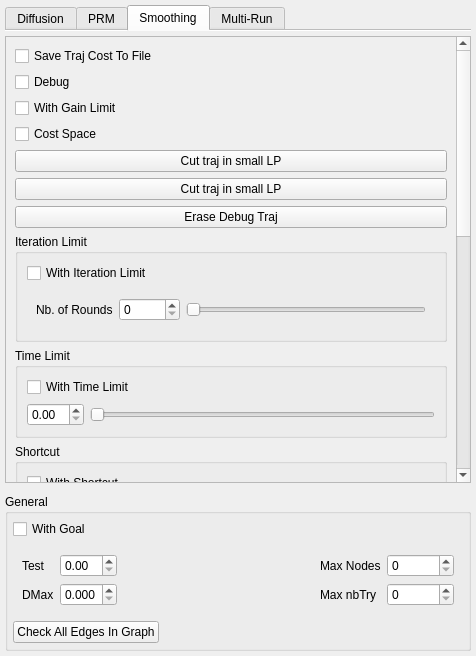
Before: the Qt Designer form src/move3d-qt-gui-libs/src/qtMainInterface/sideWidgets/qtMotionPlanner.ui in jmainpri/move3d-studio, drawn with Qt 5.
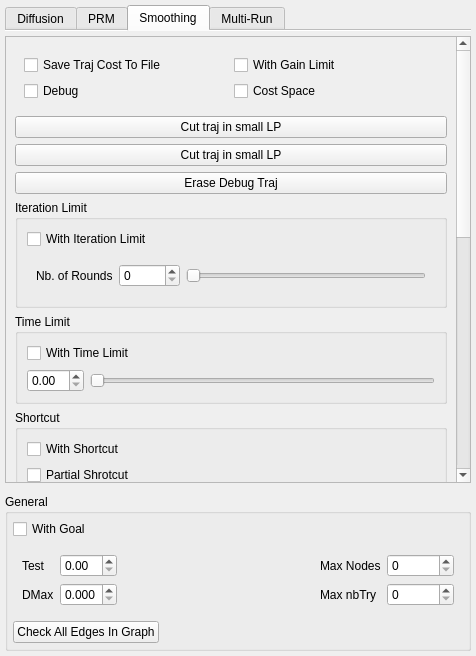
After: the same form once the commit is applied.

Commit message: [move3d-qt-gui-libs] Fix the ManipulationPlanner interface (goto X,Y,Z), add Z axis in qtMovingHman, fix smoothing and replanning interface

What changed in the file:
```diff
--- a/src/move3d-qt-gui-libs/src/qtMainInterface/sideWidgets/qtMotionPlanner.ui
+++ b/src/move3d-qt-gui-libs/src/qtMainInterface/sideWidgets/qtMotionPlanner.ui
@@ -622,9 +622,9 @@
           <property name="geometry">
            <rect>
             <x>0</x>
-            <y>-563</y>
+            <y>-462</y>
             <width>449</width>
-            <height>1091</height>
+            <height>1093</height>
            </rect>
           </property>
           <layout class="QVBoxLayout" name="verticalLayout_37">
@@ -635,33 +635,39 @@
                <number>0</number>
               </property>
               <item>
+               <widget class="QWidget" name="widget_8" native="true">
+                <layout class="QGridLayout" name="gridLayout_6">
+                 <item row="0" column="0">
                <widget class="QCheckBox" name="checkBoxSaveTrajCost">
                 <property name="text">
                  <string>Save Traj Cost To File</string>
                 </property>
                </widget>
               </item>
-              <item>
+                 <item row="1" column="0">
                <widget class="QCheckBox" name="checkBoxDebug2">
                 <property name="text">
                  <string>Debug</string>
                 </property>
                </widget>
               </item>
-              <item>
+                 <item row="0" column="1">
                <widget class="QCheckBox" name="checkBoxWithGainLimit">
                 <property name="text">
                  <string>With Gain Limit</string>
                 </property>
                </widget>
               </item>
-              <item>
+                 <item row="1" column="1">
                <widget class="QCheckBox" name="checkBoxCostSpace2">
                 <property name="text">
                  <string>Cost Space</string>
                 </property>
                </widget>
               </item>
+                </layout>
+               </widget>
+              </item>
               <item>
                <widget class="QPushButton" name="pushButtonCutTrajInSmallLP">
                 <property name="text">
@@ -950,6 +956,13 @@
                       </property>
                      </widget>
                     </item>
+                    <item row="2" column="1">
+                     <widget class="QCheckBox" name="checkBoxShowExploration">
+                      <property name="text">
+                       <string>Show Exploration</string>
+                      </property>
+                     </widget>
+                    </item>
                    </layout>
                   </widget>
                  </item>
```
Lines whose indentation alone changed are shown as unchanged. The commit also changes 17 other files.
